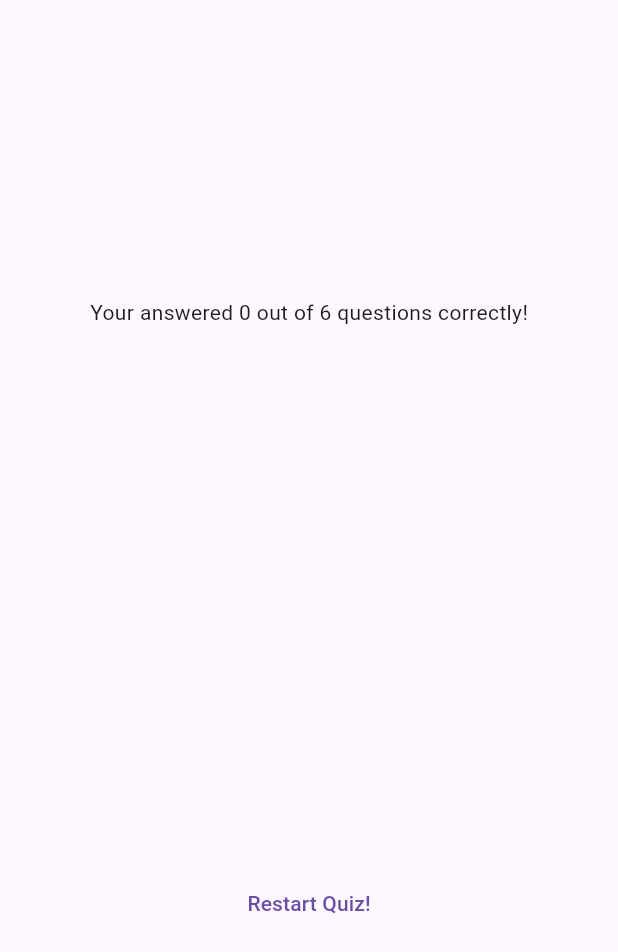
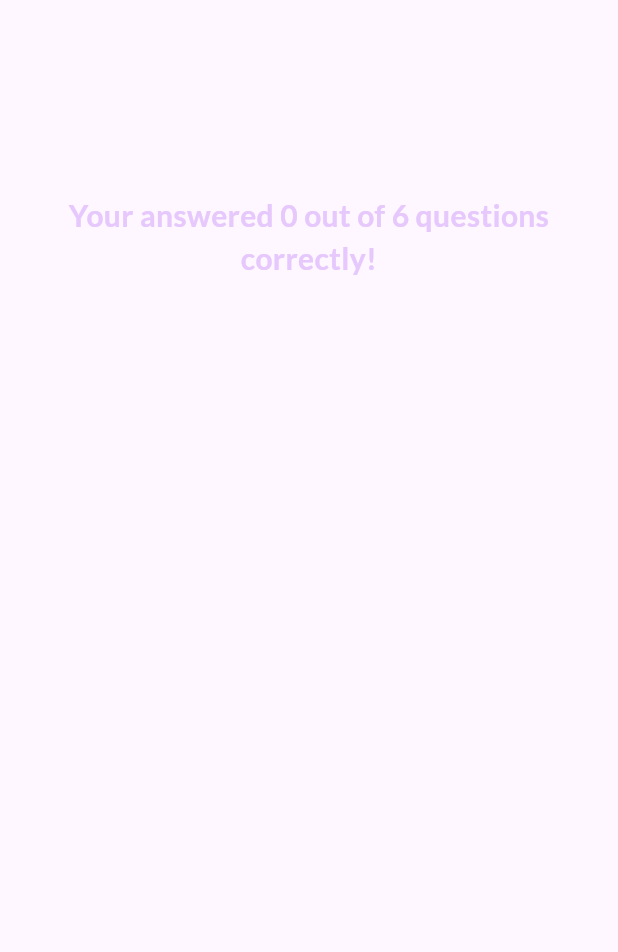
Before and after one commit to maubmz/ProyectosPc, a Flutter app: the ResultScreen widget shown alone on an empty page, opened directly with empty values, on a phone screen of 412 x 824 dp. Shown: the top 952 px of the screen. Run offline on Flutter 3.47's test engine with Material 3 defaults, Android fonts, the phone set to English and light mode, and no system bars; our stand-ins replace google_fonts.

Commit message:
Cambios visuales app
Cambio de Aspecto en la pantalla de resultados

```diff
--- a/adv_basics/lib/answer_button.dart
+++ b/adv_basics/lib/answer_button.dart
@@ -1,5 +1,6 @@
 import 'package:flutter/material.dart';
 
+// Widget boton de respuesta
 class AnswerButton extends StatelessWidget {
   const AnswerButton(
       {super.key, required this.answerText, required this.onTap});
--- a/adv_basics/lib/questions_screen.dart
+++ b/adv_basics/lib/questions_screen.dart
@@ -4,6 +4,7 @@ import 'package:google_fonts/google_fonts.dart';
 import 'package:adv_basics/answer_button.dart';
 import 'package:adv_basics/data/questions.dart';
 
+// Pagina donde se realiza la interfaz de las preguntas
 class QuestionsScreen extends StatefulWidget {
   const QuestionsScreen({
     super.key,
--- a/adv_basics/lib/questions_summary/questions_summary.dart
+++ b/adv_basics/lib/questions_summary/questions_summary.dart
@@ -0,0 +1,26 @@
+import 'package:flutter/material.dart';
+
+import 'package:adv_basics/questions_summary/summary_item.dart';
+
+class QuestionsSummary extends StatelessWidget {
+  const QuestionsSummary(this.summaryData, {super.key});
+
+  final List<Map<String, Object>> summaryData;
+
+  @override
+  Widget build(BuildContext context) {
+    return SizedBox(
+      height: 400,
+      child: SingleChildScrollView(
+        child: Column(
+          children: summaryData.map(
+            (data) {
+              return SummaryItem(data);
+            }
+          ).toList(),
+        ),
+      ),
+    );
+  }
+
+}
--- a/adv_basics/lib/results_screen.dart
+++ b/adv_basics/lib/results_screen.dart
@@ -1,14 +1,17 @@
 import 'package:adv_basics/data/questions.dart';
-import 'package:adv_basics/questions_summary.dart';
+import 'package:adv_basics/questions_summary/questions_summary.dart';
 
 import 'package:flutter/material.dart';
+import 'package:google_fonts/google_fonts.dart';
 
 class ResultScreen extends StatelessWidget {
   const ResultScreen({
     super.key,
     required this.chosenAnswers,
+    required this.onRestart
   });
 
+  final void Function() onRestart;
   final List<String> chosenAnswers;
 
   List<Map<String, Object>> getSummaryData() {
@@ -44,17 +47,28 @@ class ResultScreen extends StatelessWidget {
           children: [
             Text(
               'Your answered $numCorrectQuestions out of $numTotalQuestions questions correctly!',
+              style: GoogleFonts.lato(
+                color: const Color.fromARGB(255, 230, 200, 253),
+                fontSize: 20,
+                fontWeight: FontWeight.bold
+              ),
+              textAlign: TextAlign.center,
             ),
             const SizedBox(
               height: 30,
             ),
+
             QuestionsSummary(summaryData),
             const SizedBox(
               height: 30,
             ),
-            TextButton(
-              onPressed: () {},
-              child: const Text('Restart Quiz!'),
+            TextButton.icon(
+              onPressed: onRestart,
+              style: TextButton.styleFrom(
+                foregroundColor: Colors.white,
+              ),
+              icon: const Icon(Icons.refresh),
+              label: const Text('Restart Quiz!'),
             ),
           ],
         ),
--- a/adv_basics/lib/start_screen.dart
+++ b/adv_basics/lib/start_screen.dart
@@ -1,6 +1,7 @@
 import 'package:flutter/material.dart';
 import 'package:google_fonts/google_fonts.dart';
 
+// Pagina de inicio de la app
 class StartScreen extends StatelessWidget {
   const StartScreen(this.startQuiz, {super.key});
 
```
Also changed, not shown: adv_basics/lib/questions_summary.dart (deleted, +0 -40 lines), adv_basics/lib/quiz.dart (+12 -1 lines).
